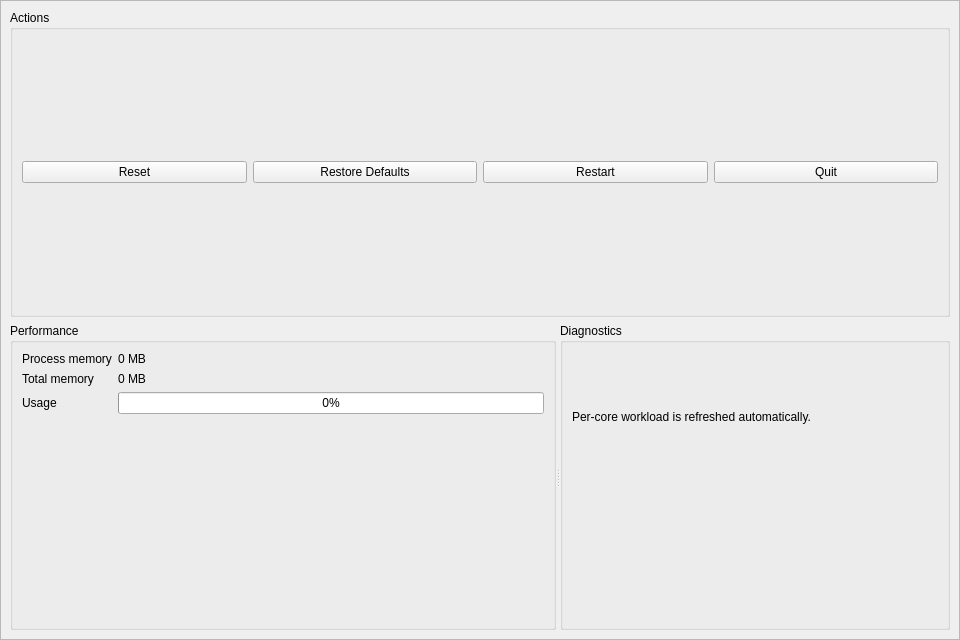
First picture: the form in ui/settings/System.ui, repository OpenFairWind/FairWindSK, before the edit.
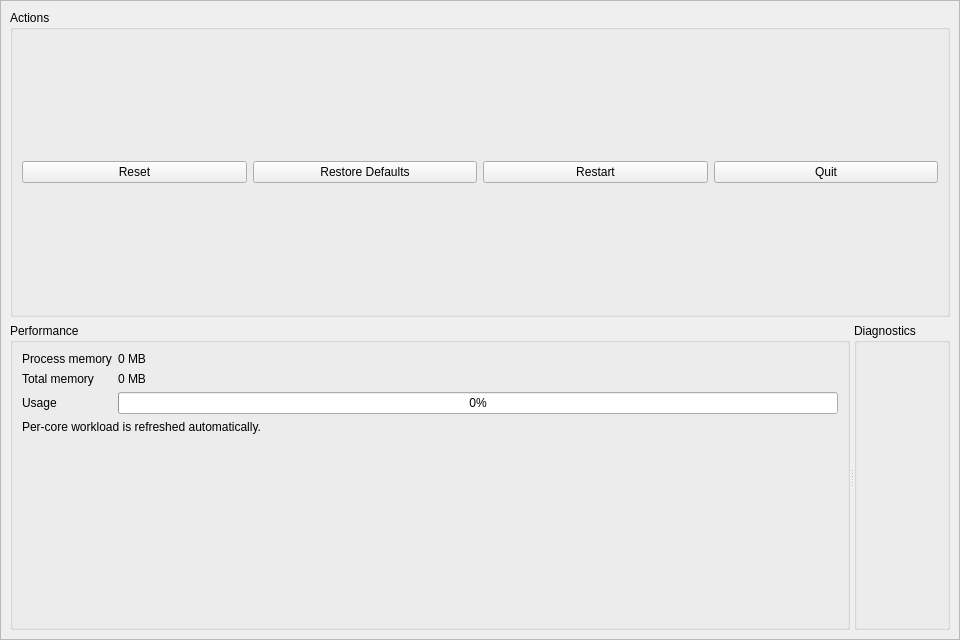
Second picture: the form after the edit. Custom widgets are drawn as their Qt base class.

The edit to the form file:
```diff
--- a/ui/settings/System.ui
+++ b/ui/settings/System.ui
@@ -134,6 +134,19 @@
              </item>
             </layout>
            </item>
+           <item>
+            <widget class="QLabel" name="label_CpuHelp">
+             <property name="text">
+              <string>Per-core workload is refreshed automatically.</string>
+             </property>
+             <property name="wordWrap">
+              <bool>true</bool>
+             </property>
+            </widget>
+           </item>
+           <item>
+            <widget class="QWidget" name="widget_CoresHost" native="true"/>
+           </item>
            <item>
             <spacer name="verticalSpacer_Performance">
              <property name="orientation">
@@ -150,24 +163,10 @@
           </layout>
          </widget>
          <widget class="QGroupBox" name="groupBox_Diagnostics">
-          <property name="title">
-           <string>Diagnostics</string>
-          </property>
-          <layout class="QVBoxLayout" name="verticalLayout_Diagnostics">
-           <item>
-            <widget class="QLabel" name="label_CpuHelp">
-             <property name="text">
-              <string>Per-core workload is refreshed automatically.</string>
-             </property>
-             <property name="wordWrap">
-              <bool>true</bool>
-             </property>
-            </widget>
-           </item>
-           <item>
-            <widget class="QWidget" name="widget_CoresHost" native="true"/>
-           </item>
-          </layout>
+         <property name="title">
+          <string>Diagnostics</string>
+         </property>
+          <layout class="QVBoxLayout" name="verticalLayout_Diagnostics"/>
          </widget>
         </widget>
        </item>
```
